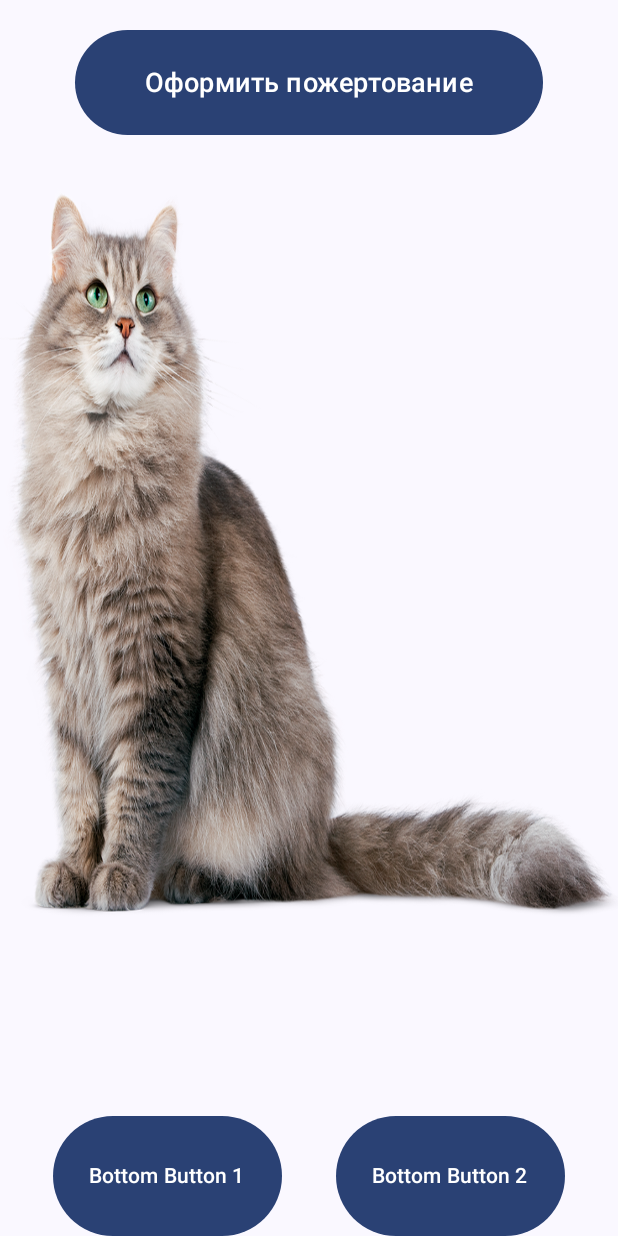
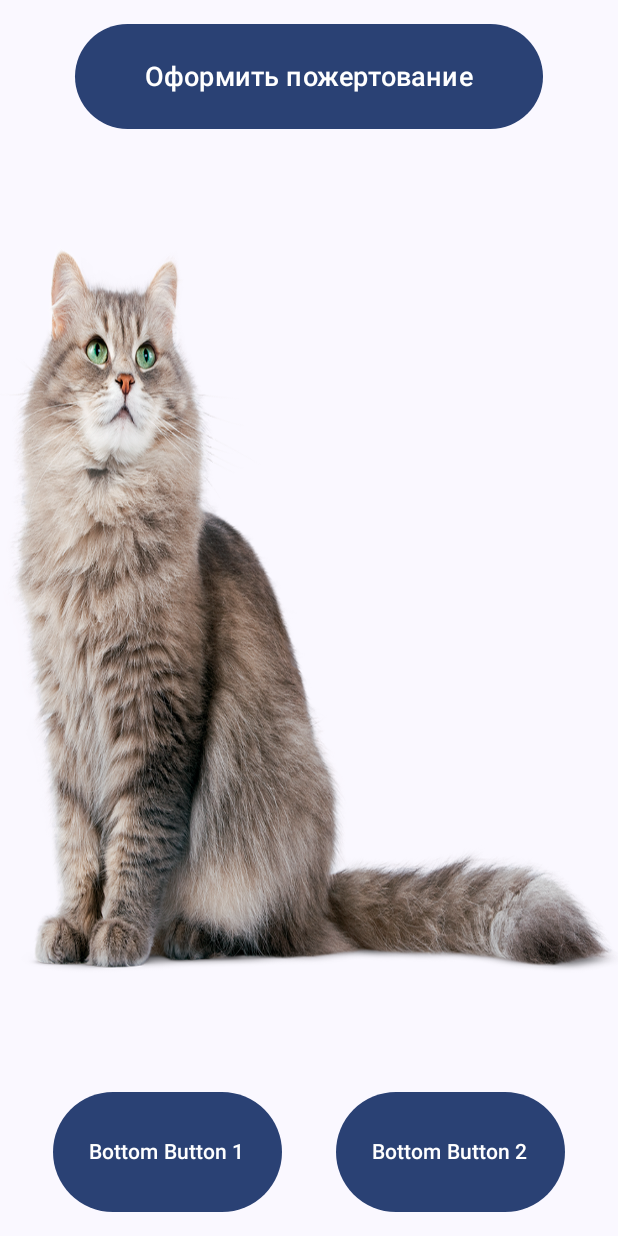
Before and after one commit to nevermind322/Charigochi, an Android app built with Jetpack Compose: the screen it shows after launch (MainActivity), on a phone screen of 412 x 824 dp. Run offline under Robolectric (Android 15) with nearby library versions, the phone set to English and light mode, and no system bars.

Commit message:
rework TamagochiScreen

```diff
--- a/app/src/main/java/com/example/charigochi/screeens/TamagochiScreen.kt
+++ b/app/src/main/java/com/example/charigochi/screeens/TamagochiScreen.kt
@@ -13,8 +13,15 @@ import androidx.compose.foundation.layout.height
 import androidx.compose.foundation.layout.padding
 import androidx.compose.foundation.layout.size
 import androidx.compose.material3.Button
+import androidx.compose.material3.OutlinedTextField
+import androidx.compose.material3.Tab
+import androidx.compose.material3.TabRow
 import androidx.compose.material3.Text
 import androidx.compose.runtime.Composable
+import androidx.compose.runtime.getValue
+import androidx.compose.runtime.mutableStateOf
+import androidx.compose.runtime.remember
+import androidx.compose.runtime.setValue
 import androidx.compose.ui.Modifier
 import androidx.compose.ui.layout.ContentScale
 import androidx.compose.ui.platform.LocalContext
@@ -27,10 +34,11 @@ import com.example.charigochi.R
 fun TamagochiScreen() {
     val context = LocalContext.current
     Column(
-        modifier = Modifier.fillMaxSize(),
+        modifier = Modifier
+            .fillMaxSize()
+            .padding(vertical = 16.dp),
         verticalArrangement = Arrangement.SpaceBetween
     ) {
-        Spacer(modifier = Modifier.height(20.dp))
         Button(
             onClick = {
                 Toast.makeText(context, "добавьте карту", Toast.LENGTH_SHORT).show()
@@ -40,22 +48,17 @@ fun TamagochiScreen() {
                 .padding(horizontal = 50.dp)
                 .height(70.dp)
         ) {
-            Text(text = "Оформить пожертование", fontSize = 18.sp )
-
+            Text(text = "Оформить пожертование", fontSize = 18.sp)
         }
 
-        Spacer(modifier = Modifier.height(30.dp))
 
-        Box(
-            modifier = Modifier.weight(1f)
-        ) {
         Image(
             painter = painterResource(id = R.drawable.koshka),
             contentDescription = null,
             modifier = Modifier.size(500.dp),
             contentScale = ContentScale.FillBounds
         )
-        }
+
 
         Row(
             modifier = Modifier.fillMaxWidth(),
```
Lines whose indentation alone changed are shown as unchanged.
